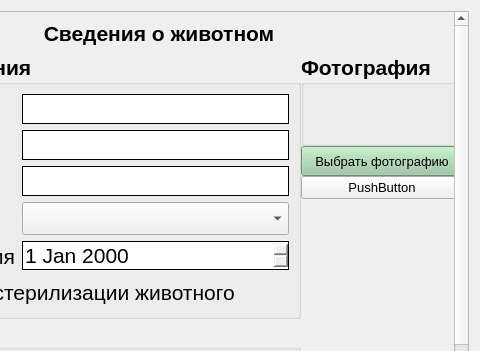
Old version of the form vet/vetclient/src/ui/animal.ui in the repository Painted-Black/BMSTU-DB-CourseWork; both pictures show x 163 to 643 and y 0 to 351 of the 643 by 642 pixel window.
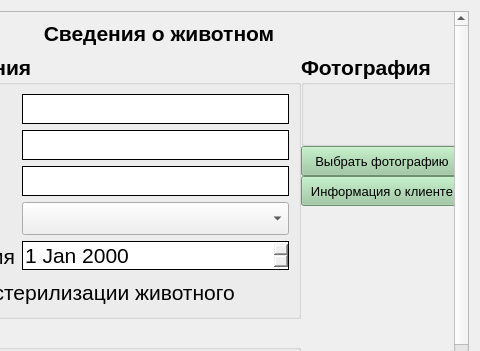
New version of the form. Icons and pictures are not drawn.

What changed in the file:
```diff
--- a/vet/vetclient/src/ui/animal.ui
+++ b/vet/vetclient/src/ui/animal.ui
@@ -2062,13 +2062,461 @@
 		   </item>
 		   <item>
 			<widget class="QPushButton" name="Info_client">
+             <property name="minimumSize">
+              <size>
+               <width>0</width>
+               <height>30</height>
+              </size>
+             </property>
+             <property name="palette">
+              <palette>
+               <active>
+                <colorrole role="WindowText">
+                 <brush brushstyle="SolidPattern">
+                  <color alpha="255">
+                   <red>0</red>
+                   <green>0</green>
+                   <blue>0</blue>
+                  </color>
+                 </brush>
+                </colorrole>
+                <colorrole role="Button">
+                 <brush brushstyle="SolidPattern">
+                  <color alpha="255">
+                   <red>153</red>
+                   <green>201</green>
+                   <blue>158</blue>
+                  </color>
+                 </brush>
+                </colorrole>
+                <colorrole role="Light">
+                 <brush brushstyle="SolidPattern">
+                  <color alpha="255">
+                   <red>241</red>
+                   <green>255</green>
+                   <blue>243</blue>
+                  </color>
+                 </brush>
+                </colorrole>
+                <colorrole role="Midlight">
+                 <brush brushstyle="SolidPattern">
+                  <color alpha="255">
+                   <red>197</red>
+                   <green>228</green>
+                   <blue>200</blue>
+                  </color>
+                 </brush>
+                </colorrole>
+                <colorrole role="Dark">
+                 <brush brushstyle="SolidPattern">
+                  <color alpha="255">
+                   <red>76</red>
+                   <green>100</green>
+                   <blue>79</blue>
+                  </color>
+                 </brush>
+                </colorrole>
+                <colorrole role="Mid">
+                 <brush brushstyle="SolidPattern">
+                  <color alpha="255">
+                   <red>102</red>
+                   <green>134</green>
+                   <blue>105</blue>
+                  </color>
+                 </brush>
+                </colorrole>
+                <colorrole role="Text">
+                 <brush brushstyle="SolidPattern">
+                  <color alpha="255">
+                   <red>0</red>
+                   <green>0</green>
+                   <blue>0</blue>
+                  </color>
+                 </brush>
+                </colorrole>
+                <colorrole role="BrightText">
+                 <brush brushstyle="SolidPattern">
+                  <color alpha="255">
+                   <red>255</red>
+                   <green>255</green>
+                   <blue>255</blue>
+                  </color>
+                 </brush>
+                </colorrole>
+                <colorrole role="ButtonText">
+                 <brush brushstyle="SolidPattern">
+                  <color alpha="255">
+                   <red>0</red>
+                   <green>0</green>
+                   <blue>0</blue>
+                  </color>
+                 </brush>
+                </colorrole>
+                <colorrole role="Base">
+                 <brush brushstyle="SolidPattern">
+                  <color alpha="255">
+                   <red>255</red>
+                   <green>255</green>
+                   <blue>255</blue>
+                  </color>
+                 </brush>
+                </colorrole>
+                <colorrole role="Window">
+                 <brush brushstyle="SolidPattern">
+                  <color alpha="255">
+                   <red>153</red>
+                   <green>201</green>
+                   <blue>158</blue>
+                  </color>
+                 </brush>
+                </colorrole>
+                <colorrole role="Shadow">
+                 <brush brushstyle="SolidPattern">
+                  <color alpha="255">
+                   <red>0</red>
+                   <green>0</green>
+                   <blue>0</blue>
+                  </color>
+                 </brush>
+                </colorrole>
+                <colorrole role="AlternateBase">
+                 <brush brushstyle="SolidPattern">
+                  <color alpha="255">
+                   <red>204</red>
+                   <green>228</green>
+                   <blue>206</blue>
+                  </color>
+                 </brush>
+                </colorrole>
+                <colorrole role="ToolTipBase">
+                 <brush brushstyle="SolidPattern">
+                  <color alpha="255">
+                   <red>255</red>
+                   <green>255</green>
+                   <blue>220</blue>
+                  </color>
+                 </brush>
+                </colorrole>
+                <colorrole role="ToolTipText">
+                 <brush brushstyle="SolidPattern">
+                  <color alpha="255">
+                   <red>0</red>
+                   <green>0</green>
+                   <blue>0</blue>
+                  </color>
+                 </brush>
+                </colorrole>
+                <colorrole role="PlaceholderText">
+                 <brush brushstyle="SolidPattern">
+                  <color alpha="128">
+                   <red>0</red>
+                   <green>0</green>
+                   <blue>0</blue>
+                  </color>
+                 </brush>
+                </colorrole>
+               </active>
+               <inactive>
+                <colorrole role="WindowText">
+                 <brush brushstyle="SolidPattern">
+                  <color alpha="255">
+                   <red>0</red>
+                   <green>0</green>
+                   <blue>0</blue>
+                  </color>
+                 </brush>
+                </colorrole>
+                <colorrole role="Button">
+                 <brush brushstyle="SolidPattern">
+                  <color alpha="255">
+                   <red>153</red>
+                   <green>201</green>
+                   <blue>158</blue>
+                  </color>
+                 </brush>
+                </colorrole>
+                <colorrole role="Light">
+                 <brush brushstyle="SolidPattern">
+                  <color alpha="255">
+                   <red>241</red>
+                   <green>255</green>
+                   <blue>243</blue>
+                  </color>
+                 </brush>
+                </colorrole>
+                <colorrole role="Midlight">
+                 <brush brushstyle="SolidPattern">
+                  <color alpha="255">
+                   <red>197</red>
+                   <green>228</green>
+                   <blue>200</blue>
+                  </color>
+                 </brush>
+                </colorrole>
+                <colorrole role="Dark">
+                 <brush brushstyle="SolidPattern">
+                  <color alpha="255">
+                   <red>76</red>
+                   <green>100</green>
+                   <blue>79</blue>
+                  </color>
+                 </brush>
+                </colorrole>
+                <colorrole role="Mid">
+                 <brush brushstyle="SolidPattern">
+                  <color alpha="255">
+                   <red>102</red>
+                   <green>134</green>
+                   <blue>105</blue>
+                  </color>
+                 </brush>
+                </colorrole>
+                <colorrole role="Text">
+                 <brush brushstyle="SolidPattern">
+                  <color alpha="255">
+                   <red>0</red>
+                   <green>0</green>
+                   <blue>0</blue>
+                  </color>
+                 </brush>
+                </colorrole>
+                <colorrole role="BrightText">
+                 <brush brushstyle="SolidPattern">
+                  <color alpha="255">
+                   <red>255</red>
+                   <green>255</green>
+                   <blue>255</blue>
+                  </color>
+                 </brush>
+                </colorrole>
+                <colorrole role="ButtonText">
+                 <brush brushstyle="SolidPattern">
+                  <color alpha="255">
+                   <red>0</red>
+                   <green>0</green>
+                   <blue>0</blue>
+                  </color>
+                 </brush>
+                </colorrole>
+                <colorrole role="Base">
+                 <brush brushstyle="SolidPattern">
+                  <color alpha="255">
+                   <red>255</red>
+                   <green>255</green>
+                   <blue>255</blue>
+                  </color>
+                 </brush>
+                </colorrole>
+                <colorrole role="Window">
+                 <brush brushstyle="SolidPattern">
+                  <color alpha="255">
+                   <red>153</red>
+                   <green>201</green>
+                   <blue>158</blue>
+                  </color>
+                 </brush>
+                </colorrole>
+                <colorrole role="Shadow">
+                 <brush brushstyle="SolidPattern">
+                  <color alpha="255">
+                   <red>0</red>
+                   <green>0</green>
+                   <blue>0</blue>
+                  </color>
+                 </brush>
+                </colorrole>
+                <colorrole role="AlternateBase">
+                 <brush brushstyle="SolidPattern">
+                  <color alpha="255">
+                   <red>204</red>
+                   <green>228</green>
+                   <blue>206</blue>
+                  </color>
+                 </brush>
+                </colorrole>
+                <colorrole role="ToolTipBase">
+                 <brush brushstyle="SolidPattern">
+                  <color alpha="255">
+                   <red>255</red>
+                   <green>255</green>
+                   <blue>220</blue>
+                  </color>
+                 </brush>
+                </colorrole>
+                <colorrole role="ToolTipText">
+                 <brush brushstyle="SolidPattern">
+                  <color alpha="255">
+                   <red>0</red>
+                   <green>0</green>
+                   <blue>0</blue>
+                  </color>
+                 </brush>
+                </colorrole>
+                <colorrole role="PlaceholderText">
+                 <brush brushstyle="SolidPattern">
+                  <color alpha="128">
+                   <red>0</red>
+                   <green>0</green>
+                   <blue>0</blue>
+                  </color>
+                 </brush>
+                </colorrole>
+               </inactive>
+               <disabled>
+                <colorrole role="WindowText">
+                 <brush brushstyle="SolidPattern">
+                  <color alpha="255">
+                   <red>76</red>
+                   <green>100</green>
+                   <blue>79</blue>
+                  </color>
+                 </brush>
+                </colorrole>
+                <colorrole role="Button">
+                 <brush brushstyle="SolidPattern">
+                  <color alpha="255">
+                   <red>153</red>
+                   <green>201</green>
+                   <blue>158</blue>
+                  </color>
+                 </brush>
+                </colorrole>
+                <colorrole role="Light">
+                 <brush brushstyle="SolidPattern">
+                  <color alpha="255">
+                   <red>241</red>
+                   <green>255</green>
+                   <blue>243</blue>
+                  </color>
+                 </brush>
+                </colorrole>
+                <colorrole role="Midlight">
+                 <brush brushstyle="SolidPattern">
+                  <color alpha="255">
+                   <red>197</red>
+                   <green>228</green>
+                   <blue>200</blue>
+                  </color>
+                 </brush>
+                </colorrole>
+                <colorrole role="Dark">
+                 <brush brushstyle="SolidPattern">
+                  <color alpha="255">
+                   <red>76</red>
+                   <green>100</green>
+                   <blue>79</blue>
+                  </color>
+                 </brush>
+                </colorrole>
+                <colorrole role="Mid">
+                 <brush brushstyle="SolidPattern">
+                  <color alpha="255">
+                   <red>102</red>
+                   <green>134</green>
+                   <blue>105</blue>
+                  </color>
+                 </brush>
+                </colorrole>
+                <colorrole role="Text">
+                 <brush brushstyle="SolidPattern">
+                  <color alpha="255">
+                   <red>76</red>
+                   <green>100</green>
+                   <blue>79</blue>
+                  </color>
+                 </brush>
+                </colorrole>
+                <colorrole role="BrightText">
+                 <brush brushstyle="SolidPattern">
+                  <color alpha="255">
+                   <red>255</red>
+                   <green>255</green>
+                   <blue>255</blue>
+                  </color>
+                 </brush>
+                </colorrole>
+                <colorrole role="ButtonText">
+                 <brush brushstyle="SolidPattern">
+                  <color alpha="255">
+                   <red>76</red>
+                   <green>100</green>
+                   <blue>79</blue>
+                  </color>
+                 </brush>
+                </colorrole>
+                <colorrole role="Base">
+                 <brush brushstyle="SolidPattern">
+                  <color alpha="255">
+                   <red>153</red>
+                   <green>201</green>
+                   <blue>158</blue>
+                  </color>
+                 </brush>
+                </colorrole>
+                <colorrole role="Window">
+                 <brush brushstyle="SolidPattern">
+                  <color alpha="255">
+                   <red>153</red>
+                   <green>201</green>
+                   <blue>158</blue>
+                  </color>
+                 </brush>
+                </colorrole>
+                <colorrole role="Shadow">
+                 <brush brushstyle="SolidPattern">
+                  <color alpha="255">
+                   <red>0</red>
+                   <green>0</green>
+                   <blue>0</blue>
+                  </color>
+                 </brush>
+                </colorrole>
+                <colorrole role="AlternateBase">
+                 <brush brushstyle="SolidPattern">
+                  <color alpha="255">
+                   <red>153</red>
+                   <green>201</green>
+                   <blue>158</blue>
+                  </color>
+                 </brush>
+                </colorrole>
+                <colorrole role="ToolTipBase">
+                 <brush brushstyle="SolidPattern">
+                  <color alpha="255">
+                   <red>255</red>
+                   <green>255</green>
+                   <blue>220</blue>
+                  </color>
+                 </brush>
+                </colorrole>
+                <colorrole role="ToolTipText">
+                 <brush brushstyle="SolidPattern">
+                  <color alpha="255">
+                   <red>0</red>
+                   <green>0</green>
+                   <blue>0</blue>
+                  </color>
+                 </brush>
+                </colorrole>
+                <colorrole role="PlaceholderText">
+                 <brush brushstyle="SolidPattern">
+                  <color alpha="128">
+                   <red>0</red>
+                   <green>0</green>
+                   <blue>0</blue>
+                  </color>
+                 </brush>
+                </colorrole>
+               </disabled>
+              </palette>
+             </property>
 			 <property name="font">
 			  <font>
 			   <pointsize>10</pointsize>
 			  </font>
 			 </property>
 			 <property name="text">
-			  <string>PushButton</string>
+              <string>Информация о клиенте</string>
 			 </property>
 			</widget>
 		   </item>
```
Lines whose indentation alone changed are shown as unchanged.
